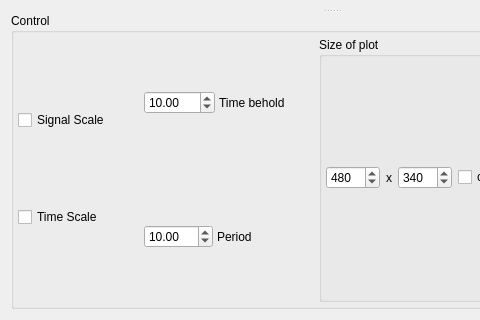
Qt form plot.ui (DJKWAS/robosim) before a commit; both pictures show x 0 to 480 and y 106 to 426 of the 663 by 426 pixel window.
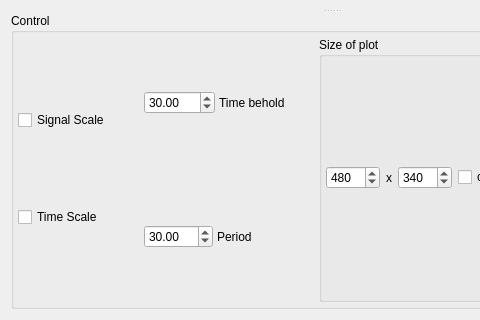
The same form after that commit. Custom widgets are drawn as their Qt base class.

```diff
--- a/plot.ui
+++ b/plot.ui
@@ -92,7 +92,7 @@
                 <double>9999.989999999999782</double>
                </property>
                <property name="value">
-                <double>10.000000000000000</double>
+                <double>30.000000000000000</double>
                </property>
               </widget>
              </item>
@@ -113,7 +113,7 @@
                 <double>1.000000000000000</double>
                </property>
                <property name="value">
-                <double>10.000000000000000</double>
+                <double>30.000000000000000</double>
                </property>
               </widget>
              </item>
```
